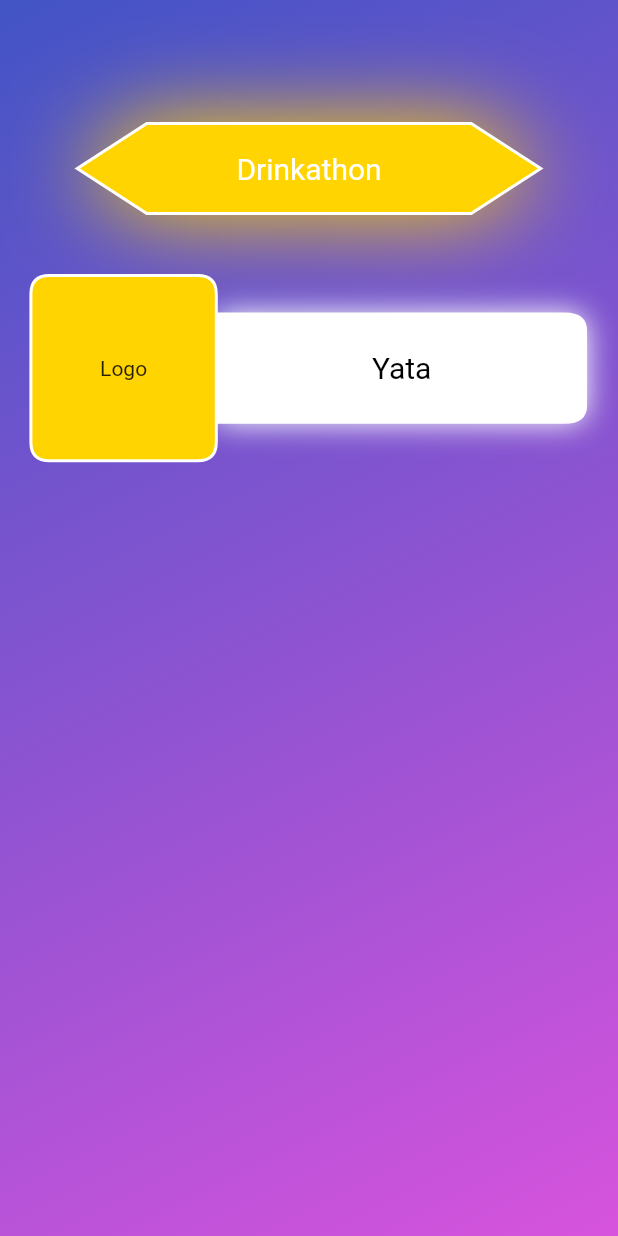
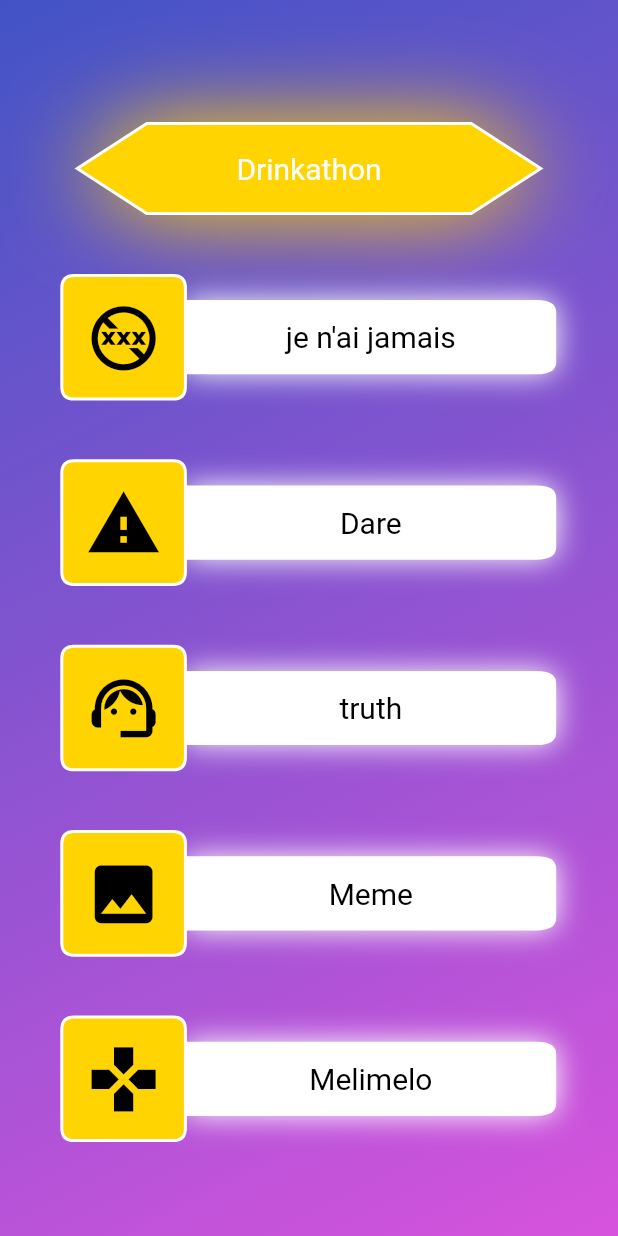
Before and after one commit to polomoko/drink-a-thon, a Flutter app: the screen it shows after launch, on a phone screen of 412 x 824 dp. Run offline on Flutter 3.47's test engine with Material 2 defaults, Android fonts, the phone set to English and light mode, and no system bars.

Commit message:
All game button add

```diff
--- a/lib/Components/game_button_app.dart
+++ b/lib/Components/game_button_app.dart
@@ -86,14 +86,18 @@ class GameButtonAppPainter extends CustomPainter {
 }
 
 class GameButtonApp extends StatelessWidget {
-  const GameButtonApp({Key? key}) : super(key: key);
+
+  GameButtonApp(this.icon, this.text,{Key? key}) : super(key: key);
+
   static double thisTopPadding = 10;
+  late Icon icon;
+  late String text;
 
   @override
   Widget build(BuildContext context) {
-    double componentWidth = MeasurementApp.widthOf90Percent(),
-        componentHeight = MeasurementApp.heightOf15Percent(),
-        marginComponent = MeasurementApp.widthOf5Percent();
+    double componentWidth = MeasurementApp.width()*0.8,
+        componentHeight = MeasurementApp.height()*0.10,
+        marginComponent = MeasurementApp.width()*0.1;
 
     return Column(children: [
       SizedBox(height: MeasurementApp.height() * 0.05),
@@ -108,7 +112,7 @@ class GameButtonApp extends StatelessWidget {
           ),
           Align(
             child: Container(
-              child: Text("Logo"),
+              child: icon,
               width: componentHeight,
               height: componentHeight,
               margin: EdgeInsets.only(left: marginComponent),
@@ -118,8 +122,8 @@ class GameButtonApp extends StatelessWidget {
           ),
           Align(
             child: Container(
-              child: const TitleTextApp("Yata", ConstApp.black),
-              height: MeasurementApp.heightOf15Percent(),
+              child: TitleTextApp(text, ConstApp.black),
+              height: componentHeight,
               width: componentWidth - componentHeight,
               margin: EdgeInsets.only(right: marginComponent),
               alignment: Alignment.center,
--- a/lib/main.dart
+++ b/lib/main.dart
@@ -4,7 +4,6 @@ import 'package:drinkathon/Const/media_app.dart';
 
 import 'Components/banner_app.dart';
 import 'package:flutter/material.dart';
-
 
 void main() {
   runApp(const MyApp());
@@ -183,7 +182,6 @@ class MyApp extends StatelessWidget {
   // This widget is the root of your application.
   @override
   Widget build(BuildContext context) {
-
     return MaterialApp(
       title: 'Flutter Demo',
       theme: ThemeData(
@@ -222,7 +220,6 @@ class MyHomePage extends StatefulWidget {
 }
 
 class _MyHomePageState extends State<MyHomePage> {
-
   @override
   Widget build(BuildContext context) {
     // This method is rerun every time setState is called, for instance as done
@@ -232,6 +229,7 @@ class _MyHomePageState extends State<MyHomePage> {
     // fast, so that you can just rebuild anything that needs updating rather
     // than having to individually change instances of widgets.
     MeasurementApp.set(context);
+    var iconSize = MeasurementApp.width() / 8;
     return Scaffold(
       body: Center(
         // Center is a layout widget. It takes a single child and positions it
@@ -242,7 +240,42 @@ class _MyHomePageState extends State<MyHomePage> {
                     begin: Alignment.topLeft,
                     end: Alignment.bottomRight,
                     colors: [ConstApp.gradientStart, ConstApp.gradientEnd])),
-            child: Column(children: const [BannerApp(), GameButtonApp()]), width: MeasurementApp.width()),
+            child: Column(children: [
+              BannerApp(),
+              GameButtonApp(
+                  Icon(
+                    Icons.no_adult_content,
+                    color: ConstApp.black,
+                    size: iconSize,
+                  ),
+                  "je n'ai jamais"),
+              GameButtonApp(
+                  Icon(
+                    Icons.warning,
+                    color: ConstApp.black,
+                    size: iconSize,
+                  ),
+                  "Dare"),
+              GameButtonApp(
+                  Icon(Icons.support_agent,
+                      color: ConstApp.black, size: iconSize),
+                  "truth"),
+              GameButtonApp(
+                  Icon(
+                    Icons.image,
+                    color: ConstApp.black,
+                    size: iconSize,
+                  ),
+                  "Meme"),
+              GameButtonApp(
+                  Icon(
+                    Icons.games,
+                    color: ConstApp.black,
+                    size: iconSize,
+                  ),
+                  "Melimelo")
+            ]),
+            width: MeasurementApp.width()),
       ),
     );
     // This trailing comma makes auto-formatting nicer for build methods.
```
